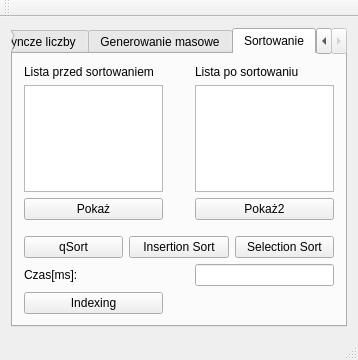
Above: mainwindow.ui from lburdzy/sortowanie before the change. Below: the same form after it.
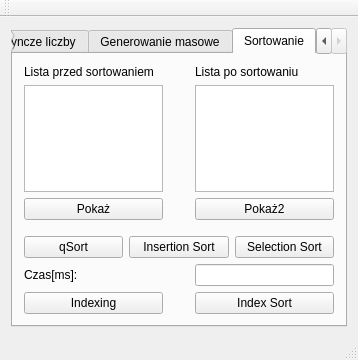
That is the form after the change. The open tabs and pages were chosen to show the change.

```diff
--- a/mainwindow.ui
+++ b/mainwindow.ui
@@ -220,6 +220,13 @@
           </property>
          </widget>
         </item>
+        <item row="7" column="3">
+         <widget class="QPushButton" name="pushButton_11">
+          <property name="text">
+           <string>Index Sort</string>
+          </property>
+         </widget>
+        </item>
        </layout>
       </widget>
      </widget>
```
Left out of the diff: 2 changed lines with no effect on the pictures.
